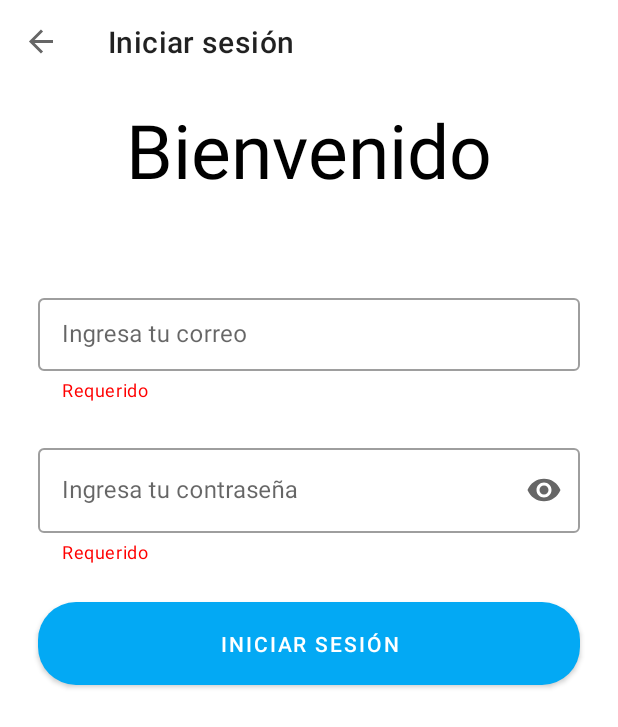
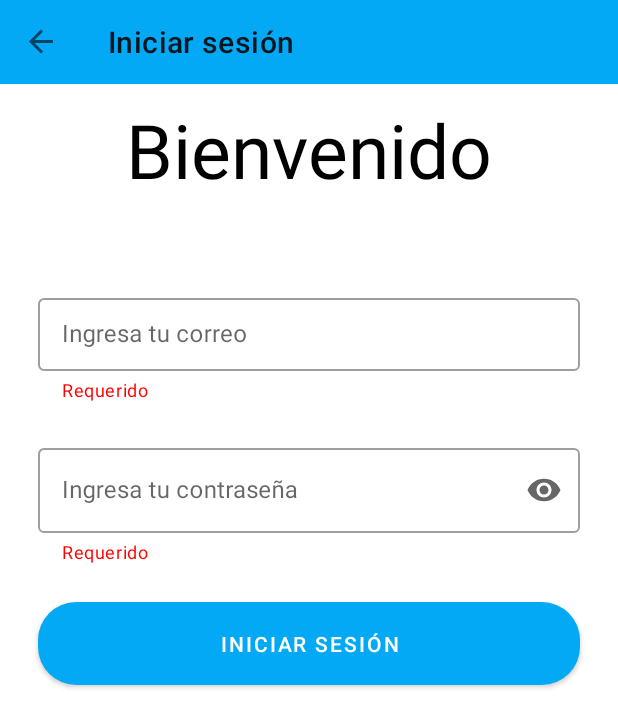
Before and after one commit to markalbrand56/PPM-Proyecto, an Android app: the screen it shows after launch (MainActivity), after a tap on "INICIAR SESIÓN", on a phone screen of 412 x 824 dp. Shown: the top 727 px of the screen. Run offline under Robolectric (Android 15) with nearby library versions, the light colour scheme and no system bars; our stand-ins replace Firebase (no records; nobody signed in at launch, a user with empty details on screens opened directly), Room's generated code, navigation-ui.

Commit message:
toolbar color

```diff
--- a/app/src/main/java/com/uvg/todoba/ui/activities/MainActivity.kt
+++ b/app/src/main/java/com/uvg/todoba/ui/activities/MainActivity.kt
@@ -111,17 +111,17 @@ class MainActivity : AppCompatActivity() {
                 }
                 R.id.detailsEventFragment -> {
                     mainToolbar.isVisible = true
-                    mainToolbar.menu.findItem(R.id.menu_item_logout).isVisible = true
+                    mainToolbar.menu.findItem(R.id.menu_item_logout).isVisible = false
                     mainToolbar.menu.findItem(R.id.menu_item_deleteAll).isVisible = false
                 }
                 R.id.createCategoryFragment -> {
                     mainToolbar.isVisible = true
-                    mainToolbar.menu.findItem(R.id.menu_item_logout).isVisible = true
+                    mainToolbar.menu.findItem(R.id.menu_item_logout).isVisible = false
                     mainToolbar.menu.findItem(R.id.menu_item_deleteAll).isVisible = false
                 }
                 R.id.createEventFragment -> {
                     mainToolbar.isVisible = true
-                    mainToolbar.menu.findItem(R.id.menu_item_logout).isVisible = true
+                    mainToolbar.menu.findItem(R.id.menu_item_logout).isVisible = false
                     mainToolbar.menu.findItem(R.id.menu_item_deleteAll).isVisible = false
                 }
 
--- a/app/src/main/res/layout/activity_main.xml
+++ b/app/src/main/res/layout/activity_main.xml
@@ -10,6 +10,7 @@
         android:id="@+id/main_toolbar"
         android:layout_width="0dp"
         android:layout_height="wrap_content"
+        android:backgroundTint="@color/Light_Blue"
 
         app:layout_constraintStart_toStartOf="parent"
         app:layout_constraintEnd_toEndOf="parent"
```
